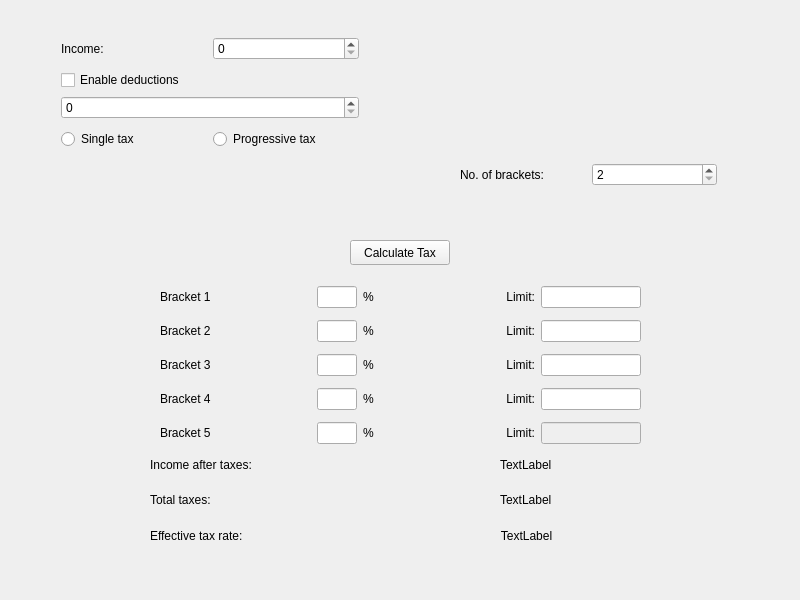
materesszer/Tax-Calculator, file ui/mainwindow.ui: the form before one commit.
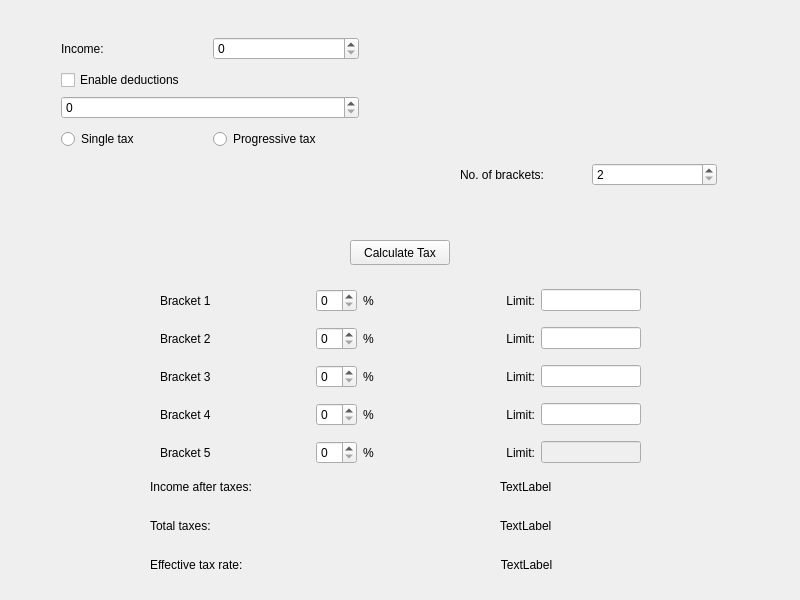
The form after the commit. The open tabs and pages were chosen to show the change.

Commit message: Finished user input UI handling

What changed in the file:
```diff
--- a/ui/mainwindow.ui
+++ b/ui/mainwindow.ui
@@ -104,7 +104,7 @@
       <x>150</x>
       <y>230</y>
       <width>500</width>
-      <height>311</height>
+      <height>351</height>
      </rect>
     </property>
     <property name="currentIndex">
@@ -220,9 +220,9 @@
       <property name="geometry">
        <rect>
         <x>0</x>
-        <y>220</y>
+        <y>240</y>
         <width>500</width>
-        <height>100</height>
+        <height>111</height>
        </rect>
       </property>
       <layout class="QGridLayout" name="results_5">
@@ -279,7 +279,7 @@
         <x>10</x>
         <y>50</y>
         <width>481</width>
-        <height>171</height>
+        <height>194</height>
        </rect>
       </property>
       <layout class="QGridLayout" name="gridLayout">
@@ -288,7 +288,7 @@
          <property name="sizeConstraint">
           <enum>QLayout::SetFixedSize</enum>
          </property>
-         <item row="0" column="0">
+         <item row="1" column="0">
           <widget class="QLabel" name="label_2">
            <property name="frameShape">
             <enum>QFrame::NoFrame</enum>
@@ -301,36 +301,7 @@
            </property>
           </widget>
          </item>
-         <item row="0" column="1">
-          <widget class="QLineEdit" name="Br1Perc">
-           <property name="sizePolicy">
-            <sizepolicy hsizetype="Fixed" vsizetype="Fixed">
-             <horstretch>10</horstretch>
-             <verstretch>0</verstretch>
-            </sizepolicy>
-           </property>
-           <property name="maximumSize">
-            <size>
-             <width>40</width>
-             <height>16777215</height>
-            </size>
-           </property>
-           <property name="baseSize">
-            <size>
-             <width>5</width>
-             <height>0</height>
-            </size>
-           </property>
-          </widget>
-         </item>
-         <item row="0" column="2">
-          <widget class="QLabel" name="label_3">
-           <property name="text">
-            <string>%</string>
-           </property>
-          </widget>
-         </item>
-         <item row="0" column="3">
+         <item row="1" column="3">
           <widget class="QLabel" name="label_4">
            <property name="text">
             <string>Limit:</string>
@@ -340,7 +311,7 @@
            </property>
           </widget>
          </item>
-         <item row="0" column="4">
+         <item row="1" column="4">
           <widget class="QLineEdit" name="Br1Lim">
            <property name="sizePolicy">
             <sizepolicy hsizetype="Fixed" vsizetype="Fixed">
@@ -356,6 +327,16 @@
            </property>
           </widget>
          </item>
+         <item row="1" column="2">
+          <widget class="QLabel" name="label_3">
+           <property name="text">
+            <string>%</string>
+           </property>
+          </widget>
+         </item>
+         <item row="1" column="1">
+          <widget class="QSpinBox" name="Br1Perc"/>
+         </item>
         </layout>
        </item>
        <item row="1" column="0">
@@ -363,7 +344,7 @@
          <property name="sizeConstraint">
           <enum>QLayout::SetFixedSize</enum>
          </property>
-         <item row="0" column="0">
+         <item row="1" column="0">
           <widget class="QLabel" name="label_5">
            <property name="frameShape">
             <enum>QFrame::NoFrame</enum>
@@ -376,46 +357,7 @@
            </property>
           </widget>
          </item>
-         <item row="0" column="1">
-          <widget class="QLineEdit" name="Br2Perc">
-           <property name="sizePolicy">
-            <sizepolicy hsizetype="Fixed" vsizetype="Fixed">
-             <horstretch>10</horstretch>
-             <verstretch>0</verstretch>
-            </sizepolicy>
-           </property>
-           <property name="maximumSize">
-            <size>
-             <width>40</width>
-             <height>16777215</height>
-            </size>
-           </property>
-           <property name="baseSize">
-            <size>
-             <width>5</width>
-             <height>0</height>
-            </size>
-           </property>
-          </widget>
-         </item>
-         <item row="0" column="2">
-          <widget class="QLabel" name="label_6">
-           <property name="text">
-            <string>%</string>
-           </property>
-          </widget>
-         </item>
-         <item row="0" column="3">
-          <widget class="QLabel" name="label_7">
-           <property name="text">
-            <string>Limit:</string>
-           </property>
-           <property name="alignment">
-            <set>Qt::AlignRight|Qt::AlignTrailing|Qt::AlignVCenter</set>
-           </property>
-          </widget>
-         </item>
-         <item row="0" column="4">
+         <item row="1" column="4">
           <widget class="QLineEdit" name="Br2Lim">
            <property name="sizePolicy">
             <sizepolicy hsizetype="Fixed" vsizetype="Fixed">
@@ -431,6 +373,26 @@
            </property>
           </widget>
          </item>
+         <item row="1" column="3">
+          <widget class="QLabel" name="label_7">
+           <property name="text">
+            <string>Limit:</string>
+           </property>
+           <property name="alignment">
+            <set>Qt::AlignRight|Qt::AlignTrailing|Qt::AlignVCenter</set>
+           </property>
+          </widget>
+         </item>
+         <item row="1" column="2">
+          <widget class="QLabel" name="label_6">
+           <property name="text">
+            <string>%</string>
+           </property>
+          </widget>
+         </item>
+         <item row="1" column="1">
+          <widget class="QSpinBox" name="Br2Perc"/>
+         </item>
         </layout>
        </item>
        <item row="2" column="0">
@@ -438,6 +400,29 @@
          <property name="sizeConstraint">
           <enum>QLayout::SetFixedSize</enum>
          </property>
+         <item row="0" column="2">
+          <widget class="QLabel" name="label_9">
+           <property name="text">
+            <string>%</string>
+           </property>
+          </widget>
+         </item>
+         <item row="0" column="4">
+          <widget class="QLineEdit" name="Br3Lim">
+           <property name="sizePolicy">
+            <sizepolicy hsizetype="Fixed" vsizetype="Fixed">
+             <horstretch>0</horstretch>
+             <verstretch>0</verstretch>
+            </sizepolicy>
+           </property>
+           <property name="maximumSize">
+            <size>
+             <width>100</width>
+             <height>16777215</height>
+            </size>
+           </property>
+          </widget>
+         </item>
          <item row="0" column="0">
           <widget class="QLabel" name="label_8">
            <property name="frameShape">
@@ -451,35 +436,6 @@
            </property>
           </widget>
          </item>
-         <item row="0" column="1">
-          <widget class="QLineEdit" name="Br3Perc">
-           <property name="sizePolicy">
-            <sizepolicy hsizetype="Fixed" vsizetype="Fixed">
-             <horstretch>10</horstretch>
-             <verstretch>0</verstretch>
-            </sizepolicy>
-           </property>
-           <property name="maximumSize">
-            <size>
-             <width>40</width>
-             <height>16777215</height>
-            </size>
-           </property>
-           <property name="baseSize">
-            <size>
-             <width>5</width>
-             <height>0</height>
-            </size>
-           </property>
-          </widget>
-         </item>
-         <item row="0" column="2">
-          <widget class="QLabel" name="label_9">
-           <property name="text">
-            <string>%</string>
-           </property>
-          </widget>
-         </item>
          <item row="0" column="3">
           <widget class="QLabel" name="label_10">
            <property name="text">
@@ -490,21 +446,8 @@
            </property>
           </widget>
          </item>
-         <item row="0" column="4">
-          <widget class="QLineEdit" name="Br3Lim">
-           <property name="sizePolicy">
-            <sizepolicy hsizetype="Fixed" vsizetype="Fixed">
-             <horstretch>0</horstretch>
-             <verstretch>0</verstretch>
-            </sizepolicy>
-           </property>
-           <property name="maximumSize">
-            <size>
-             <width>100</width>
-             <height>16777215</height>
-            </size>
-           </property>
-          </widget>
+         <item row="0" column="1">
+          <widget class="QSpinBox" name="Br3Perc"/>
          </item>
         </layout>
        </item>
@@ -513,6 +456,29 @@
          <property name="sizeConstraint">
           <enum>QLayout::SetFixedSize</enum>
          </property>
+         <item row="0" column="4">
+          <widget class="QLineEdit" name="Br4Lim">
+           <property name="sizePolicy">
+            <sizepolicy hsizetype="Fixed" vsizetype="Fixed">
+             <horstretch>0</horstretch>
+             <verstretch>0</verstretch>
+            </sizepolicy>
+           </property>
+           <property name="maximumSize">
+            <size>
+             <width>100</width>
+             <height>16777215</height>
+            </size>
+           </property>
+          </widget>
+         </item>
+         <item row="0" column="2">
+          <widget class="QLabel" name="label_12">
+           <property name="text">
+            <string>%</string>
+           </property>
+          </widget>
+         </item>
          <item row="0" column="0">
           <widget class="QLabel" name="label_11">
            <property name="frameShape">
@@ -526,35 +492,6 @@
            </property>
           </widget>
          </item>
-         <item row="0" column="1">
-          <widget class="QLineEdit" name="Br4Perc">
-           <property name="sizePolicy">
-            <sizepolicy hsizetype="Fixed" vsizetype="Fixed">
-             <horstretch>10</horstretch>
-             <verstretch>0</verstretch>
-            </sizepolicy>
-           </property>
-           <property name="maximumSize">
-            <size>
-             <width>40</width>
-             <height>16777215</height>
-            </size>
-           </property>
-           <property name="baseSize">
-            <size>
-             <width>5</width>
-             <height>0</height>
-            </size>
-           </property>
-          </widget>
-         </item>
-         <item row="0" column="2">
-          <widget class="QLabel" name="label_12">
-           <property name="text">
-            <string>%</string>
-           </property>
-          </widget>
-         </item>
          <item row="0" column="3">
           <widget class="QLabel" name="label_13">
            <property name="text">
@@ -565,21 +502,8 @@
            </property>
           </widget>
          </item>
-         <item row="0" column="4">
-          <widget class="QLineEdit" name="Br4Lim">
-           <property name="sizePolicy">
-            <sizepolicy hsizetype="Fixed" vsizetype="Fixed">
-             <horstretch>0</horstretch>
-             <verstretch>0</verstretch>
-            </sizepolicy>
-           </property>
-           <property name="maximumSize">
-            <size>
-             <width>100</width>
-             <height>16777215</height>
-            </size>
-           </property>
-          </widget>
+         <item row="0" column="1">
+          <widget class="QSpinBox" name="Br4Perc"/>
          </item>
         </layout>
        </item>
@@ -601,28 +525,6 @@
            </property>
           </widget>
          </item>
-         <item row="0" column="1">
-          <widget class="QLineEdit" name="Br5Perc">
-           <property name="sizePolicy">
-            <sizepolicy hsizetype="Fixed" vsizetype="Fixed">
-             <horstretch>10</horstretch>
-             <verstretch>0</verstretch>
-            </sizepolicy>
-           </property>
-           <property name="maximumSize">
-            <size>
-             <width>40</width>
-             <height>16777215</height>
-            </size>
-           </property>
-           <property name="baseSize">
-            <size>
-             <width>5</width>
-             <height>0</height>
-            </size>
-           </property>
-          </widget>
-         </item>
          <item row="0" column="2">
           <widget class="QLabel" name="label_18">
            <property name="text">
@@ -662,6 +564,9 @@
            </property>
           </widget>
          </item>
+         <item row="0" column="1">
+          <widget class="QSpinBox" name="Br5Perc"/>
+         </item>
         </layout>
        </item>
       </layout>
```
The commit also changes 7 other files.
